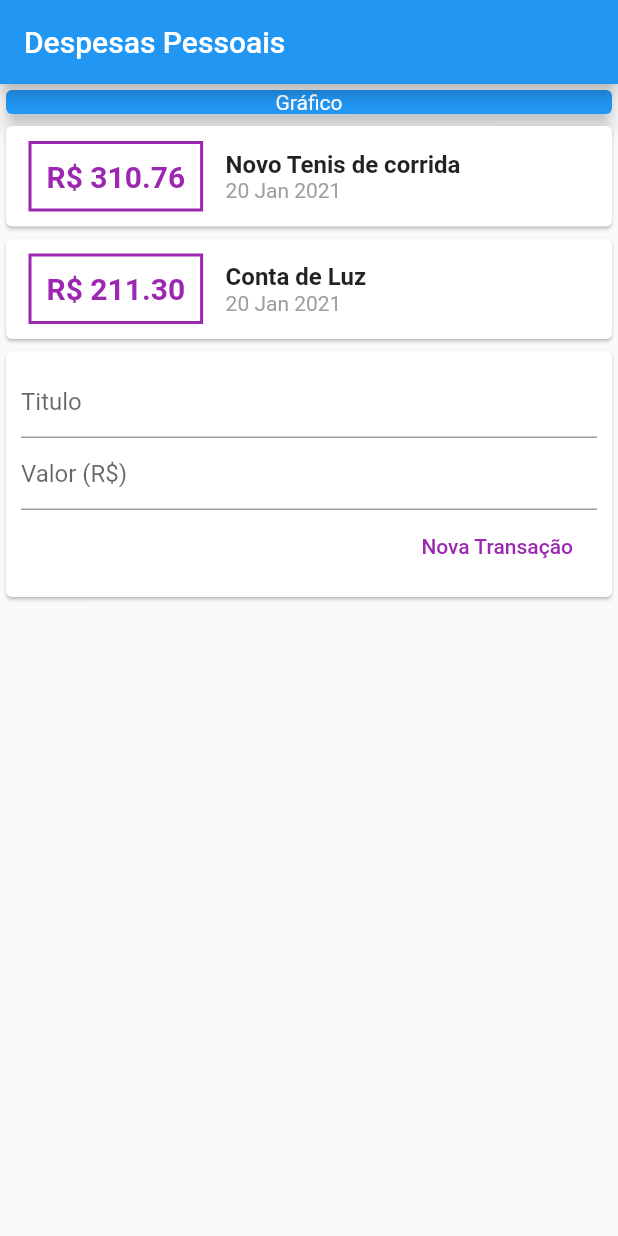
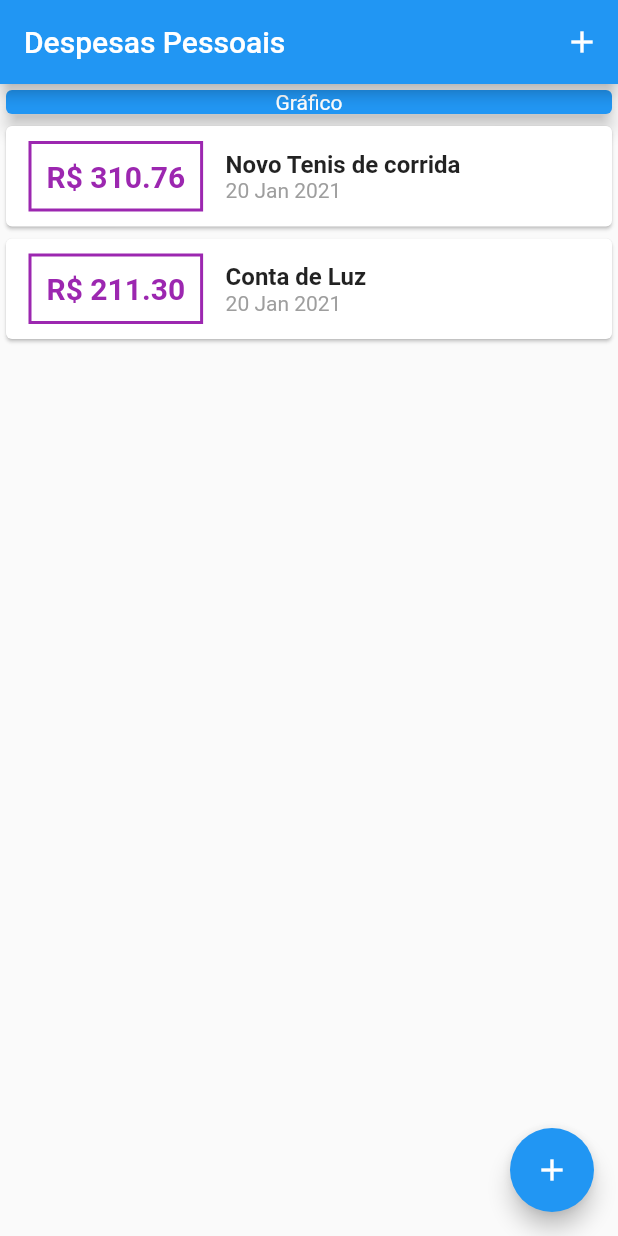
Before and after one commit to PBayma/money_control, a Flutter app: the screen it shows after launch, on a phone screen of 412 x 824 dp. Run offline on Flutter 3.47's test engine with Material 2 defaults, Android fonts, the phone set to English and light mode, and no system bars.

Commit message:
Improving transaction form and add buttons to activate him.

```diff
--- a/lib/components/transaction_list.dart
+++ b/lib/components/transaction_list.dart
@@ -9,8 +9,13 @@ class TransactionList extends StatelessWidget {
 
   @override
   Widget build(BuildContext context) {
-    return Column(
-      children: transactions.map((transaction) {
+    return Container(
+        height: 300,
+        child: ListView.builder(
+          itemCount: transactions.length,
+          itemBuilder: (ctx, index) {
+            final transaction = transactions[index];
+
             return Card(
               child: Row(
                 children: [
@@ -50,7 +55,7 @@ class TransactionList extends StatelessWidget {
                 ],
               ),
             );
-      }).toList(),
-    );
+          },
+        ));
   }
 }
--- a/lib/main.dart
+++ b/lib/main.dart
@@ -1,7 +1,10 @@
+import 'dart:math';
+
 import 'package:flutter/material.dart';
 import 'package:money_control/components/transaction_form.dart';
-import 'package:money_control/components/transaction_list.dart';
-import 'package:money_control/models/transaction.dart';
+
+import 'components/transaction_list.dart';
+import 'models/transaction.dart';
 
 main() {
   runApp(MoneyControlApp());
@@ -16,10 +19,12 @@ class MoneyControlApp extends StatelessWidget {
   }
 }
 
-class MyHomePage extends StatelessWidget {
-  final titleController = TextEditingController();
-  final valueController = TextEditingController();
+class MyHomePage extends StatefulWidget {
+  @override
+  _MyHomePageState createState() => _MyHomePageState();
+}
 
+class _MyHomePageState extends State<MyHomePage> {
   final _transactions = [
     Transaction(
       id: 't1',
@@ -32,16 +37,44 @@ class MyHomePage extends StatelessWidget {
       title: 'Conta de Luz',
       value: 211.30,
       date: DateTime.now(),
-    )
+    ),
   ];
+
+  _addTransaction(String title, double value) {
+    final newTransaction = Transaction(
+      id: Random().nextDouble().toString(),
+      title: title,
+      value: value,
+      date: DateTime.now(),
+    );
+
+    setState(() {
+      _transactions.add(newTransaction);
+    });
+  }
+
+  _openTransactionFormModal(BuildContext context) {
+    showModalBottomSheet(
+      context: context,
+      builder: (_) {
+        return TransactionForm(_addTransaction);
+      },
+    );
+  }
 
   @override
   Widget build(BuildContext context) {
     return Scaffold(
-        appBar: AppBar(
-          title: Text('Despesas Pessoais'),
-        ),
-        body: Column(
+      appBar: AppBar(
+        title: Text('Despesas Pessoais'),
+        actions: [
+          IconButton(
+              icon: Icon(Icons.add),
+              onPressed: () => _openTransactionFormModal(context))
+        ],
+      ),
+      body: SingleChildScrollView(
+        child: Column(
           children: [
             Container(
               width: double.infinity,
@@ -56,8 +89,13 @@ class MyHomePage extends StatelessWidget {
               ),
             ),
             TransactionList(_transactions),
-            TransactionForm(titleController, valueController)
           ],
-        ));
+        ),
+      ),
+      floatingActionButton: FloatingActionButton(
+        child: Icon(Icons.add),
+        onPressed: () => _openTransactionFormModal(context),
+      ),
+    );
   }
 }
```
Also changed, not shown: lib/components/transaction_form.dart (+28 -9 lines). Lines whose indentation alone changed are shown as unchanged.
